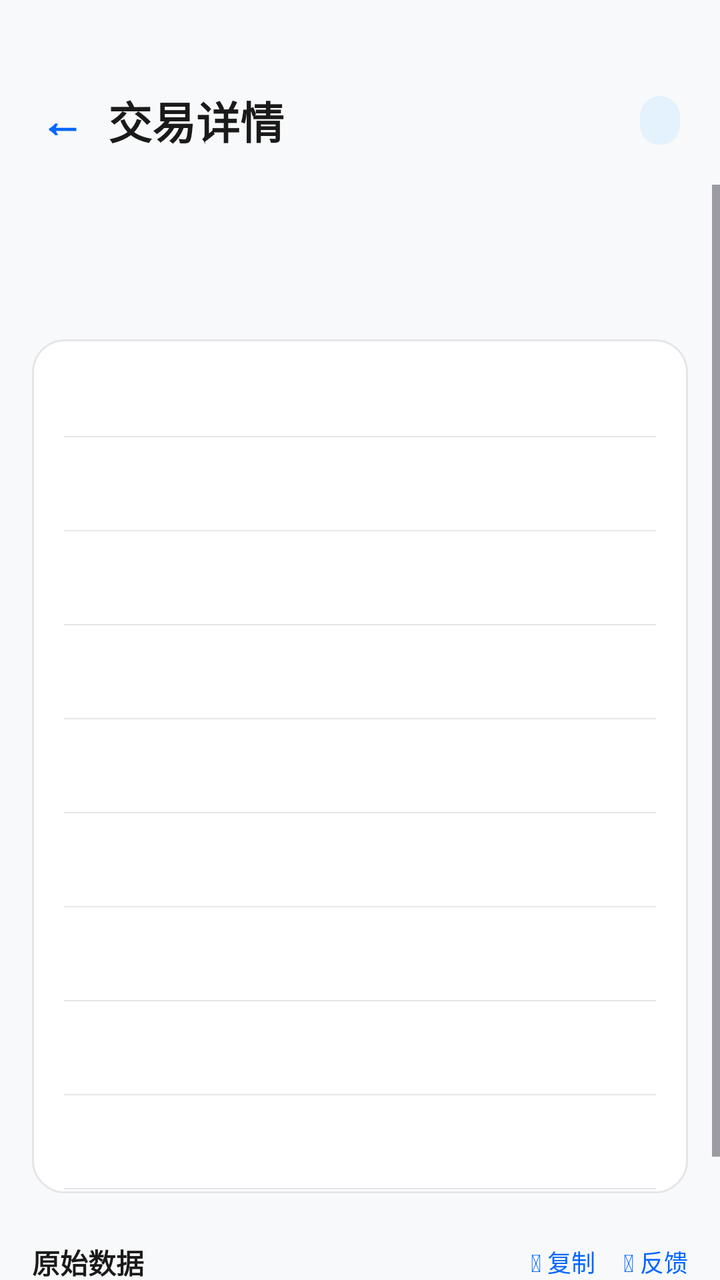
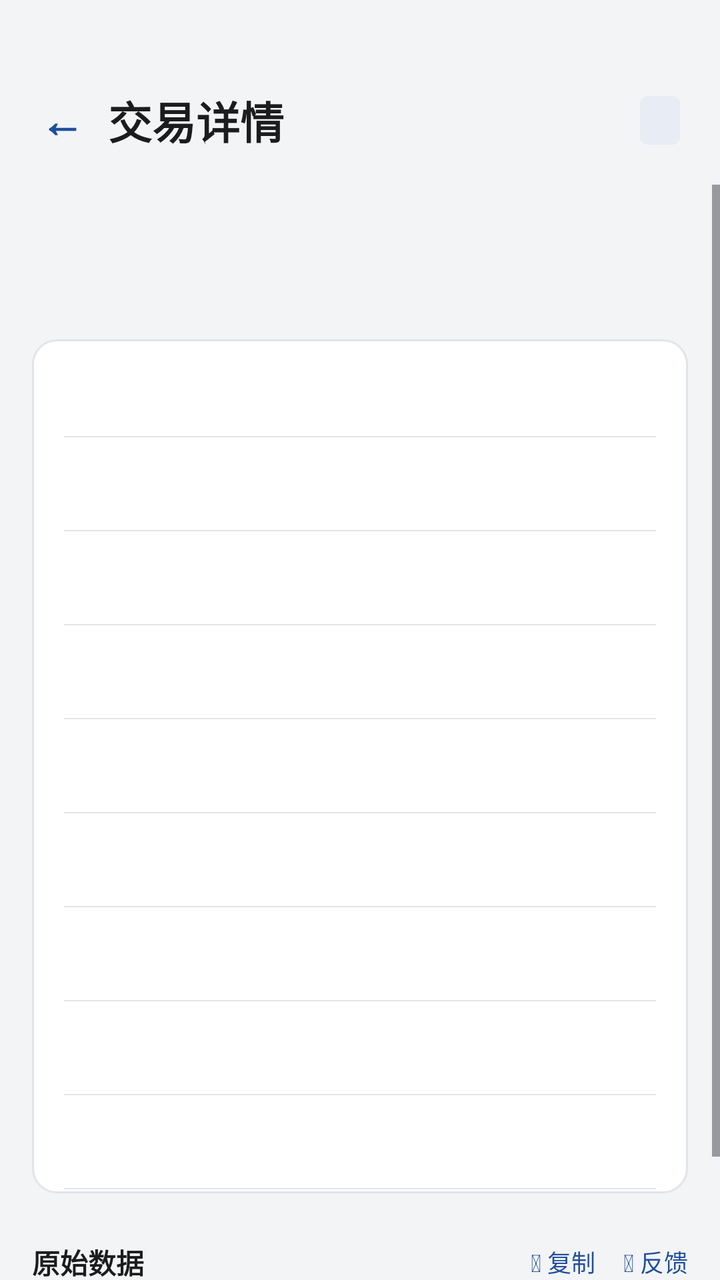

An Android layout rendered at two revisions. The XML below is the earlier revision; the diff shows what the commit changed to produce the second picture.
<!-- AndroidManifest.xml: application theme Theme.TransitU -->
<!-- res/layout/fragment_transaction_detail.xml -->
<?xml version="1.0" encoding="utf-8"?>
<LinearLayout xmlns:android="http://schemas.android.com/apk/res/android"
    android:layout_width="match_parent"
    android:layout_height="match_parent"
    android:orientation="vertical"
    android:background="#F8F9FA">

        
        <View
            android:layout_width="match_parent"
            android:layout_height="@dimen/status_bar_spacer_height" />

        
        <LinearLayout
            android:layout_width="match_parent"
            android:layout_height="wrap_content"
            android:orientation="horizontal"
            android:paddingStart="20dp"
            android:paddingEnd="20dp"
            android:paddingTop="20dp"
            android:paddingBottom="16dp"
            android:gravity="center_vertical">

            <TextView
                android:id="@+id/btnBack"
                android:layout_width="wrap_content"
                android:layout_height="wrap_content"
                android:text="←"
                android:textColor="#0066FF"
                android:textSize="22sp"
                android:textStyle="bold"
                android:clickable="true"
                android:focusable="true"
                android:paddingEnd="12dp" />

            <TextView
                android:layout_width="0dp"
                android:layout_height="wrap_content"
                android:layout_weight="1"
                android:text="交易详情"
                android:textColor="#1A1A1A"
                android:textSize="22sp"
                android:textStyle="bold" />

            <LinearLayout
                android:id="@+id/cardBadge"
                android:layout_width="wrap_content"
                android:layout_height="wrap_content"
                android:background="@drawable/bg_card_badge"
                android:paddingStart="10dp"
                android:paddingEnd="10dp"
                android:paddingTop="4dp"
                android:paddingBottom="4dp">

                <TextView
                    android:id="@+id/tvCardBadge"
                    android:layout_width="wrap_content"
                    android:layout_height="wrap_content"
                    android:text=""
                    android:textColor="#0066FF"
                    android:textSize="12sp"
                    android:textStyle="bold"
                    android:maxWidth="140dp"
                    android:maxLines="1"
                    android:ellipsize="end" />
            </LinearLayout>
        </LinearLayout>

        
        <ScrollView
            android:layout_width="match_parent"
            android:layout_height="match_parent"
            android:background="#F8F9FA">

            <LinearLayout
                android:layout_width="match_parent"
                android:layout_height="wrap_content"
                android:orientation="vertical">

        
        <LinearLayout
            android:layout_width="match_parent"
            android:layout_height="wrap_content"
            android:gravity="center"
            android:paddingStart="20dp"
            android:paddingEnd="20dp"
            android:paddingBottom="24dp">

            <TextView
                android:id="@+id/tvAmountHeader"
                android:layout_width="wrap_content"
                android:layout_height="wrap_content"
                android:text=""
                android:textColor="#FF3B30"
                android:textSize="40sp"
                android:textStyle="bold"
                android:fontFamily="monospace" />
        </LinearLayout>

        
        <LinearLayout
            android:id="@+id/detailRowsContainer"
            android:layout_width="match_parent"
            android:layout_height="wrap_content"
            android:layout_marginStart="16dp"
            android:layout_marginEnd="16dp"
            android:layout_marginBottom="24dp"
            android:orientation="vertical"
            android:background="@drawable/bg_content_card"
            android:paddingStart="16dp"
            android:paddingEnd="16dp"
            android:paddingTop="2dp"
            android:paddingBottom="2dp">

            
            <include layout="@layout/item_detail_row" />
            
            <include layout="@layout/item_detail_row" />
            
            <include layout="@layout/item_detail_row" />
            
            <include layout="@layout/item_detail_row" />
            
            <include layout="@layout/item_detail_row" />
            
            <include layout="@layout/item_detail_row" />
            
            <include layout="@layout/item_detail_row" />
            
            <include layout="@layout/item_detail_row" />
            
            <include layout="@layout/item_detail_row" />
        </LinearLayout>

        
        <LinearLayout
            android:layout_width="match_parent"
            android:layout_height="wrap_content"
            android:orientation="vertical"
            android:paddingStart="16dp"
            android:paddingEnd="16dp"
            android:paddingBottom="24dp">

            <LinearLayout
                android:layout_width="match_parent"
                android:layout_height="wrap_content"
                android:orientation="horizontal"
                android:gravity="center_vertical"
                android:paddingBottom="12dp">

                <TextView
                    android:layout_width="0dp"
                    android:layout_height="wrap_content"
                    android:layout_weight="1"
                    android:text="原始数据"
                    android:textColor="#1A1A1A"
                    android:textSize="14sp"
                    android:textStyle="bold" />

                <TextView
                    android:id="@+id/btnCopyHex"
                    android:layout_width="wrap_content"
                    android:layout_height="wrap_content"
                    android:text="&#xf0c5; 复制"
                    android:textColor="#0066FF"
                    android:textSize="12sp"
                    android:tag="fa"
                    android:clickable="true"
                    android:focusable="true" />

                <TextView
                    android:id="@+id/btnFeedbackHex"
                    android:layout_width="wrap_content"
                    android:layout_height="wrap_content"
                    android:layout_marginStart="14dp"
                    android:text="&#xf075; 反馈"
                    android:textColor="#0066FF"
                    android:textSize="12sp"
                    android:clickable="true"
                    android:focusable="true" />
            </LinearLayout>

            
            <LinearLayout
                android:id="@+id/hexPanel"
                android:layout_width="match_parent"
                android:layout_height="wrap_content"
                android:orientation="vertical"
                android:background="@drawable/bg_hex_panel"
                android:padding="16dp"
                android:visibility="visible">
            </LinearLayout>
        </LinearLayout>
            </LinearLayout>
        </ScrollView>
    </LinearLayout>
<!-- res/layout/item_detail_row.xml (included above) -->
<?xml version="1.0" encoding="utf-8"?>
<LinearLayout xmlns:android="http://schemas.android.com/apk/res/android"
    android:layout_width="match_parent"
    android:layout_height="wrap_content"
    android:orientation="horizontal"
    android:gravity="center_vertical"
    android:paddingStart="16dp"
    android:paddingEnd="16dp"
    android:paddingTop="14dp"
    android:paddingBottom="14dp"
    android:background="@drawable/bg_detail_row_divider">

    <TextView
        android:id="@+id/detailLabel"
        android:layout_width="0dp"
        android:layout_height="wrap_content"
        android:layout_weight="1"
        android:text=""
        android:textColor="#8E8E93"
        android:textSize="13sp" />

    
    <TextView
        android:id="@+id/detailIcon"
        android:layout_width="wrap_content"
        android:layout_height="wrap_content"
        android:textSize="14sp"
        android:layout_marginEnd="6dp"
        android:visibility="gone" />

    <TextView
        android:id="@+id/detailValue"
        android:layout_width="wrap_content"
        android:layout_height="wrap_content"
        android:text=""
        android:textColor="#1A1A1A"
        android:textSize="14sp"
        android:fontFamily="sans-serif-medium"
        android:gravity="end" />
</LinearLayout>
<!-- resources referenced by this layout -->
<resources>
  <dimen name="status_bar_spacer_height">0dp</dimen>
  <!-- drawable bg_card_badge (drawable) -->
  <?xml version="1.0" encoding="utf-8"?>
  <shape xmlns:android="http://schemas.android.com/apk/res/android">
      <solid android:color="#E3F2FD" />
      <corners android:radius="10dp" />
  </shape>
  <!-- drawable bg_content_card (drawable) -->
  <?xml version="1.0" encoding="utf-8"?>
  <shape xmlns:android="http://schemas.android.com/apk/res/android">
      <solid android:color="#FFFFFF" />
      <corners android:radius="16dp" />
      <stroke android:width="1dp" android:color="#E5E5EA" />
  </shape>
  <!-- drawable bg_detail_row_divider (drawable) -->
  <?xml version="1.0" encoding="utf-8"?>
  <layer-list xmlns:android="http://schemas.android.com/apk/res/android">
      <item>
          <shape android:shape="rectangle">
              <solid android:color="#FFFFFF" />
          </shape>
      </item>
      <item android:gravity="bottom">
          <shape android:shape="rectangle">
              <solid android:color="#E5E5EA" />
              <size android:height="0.5dp" />
          </shape>
      </item>
  </layer-list>
  <!-- drawable bg_hex_panel (drawable) -->
  <?xml version="1.0" encoding="utf-8"?>
  <shape xmlns:android="http://schemas.android.com/apk/res/android">
      <solid android:color="#1A1A2E" />
      <corners android:radius="8dp" />
      <stroke android:width="0.5dp" android:color="#333366" />
  </shape>
  <style name="Theme.TransitU" parent="Theme.Material3.DayNight.NoActionBar">
          
          <item name="android:textSelectHandle">@drawable/tu_text_select_handle_middle</item>
          <item name="android:textSelectHandleLeft">@drawable/tu_text_select_handle_left</item>
          <item name="android:textSelectHandleRight">@drawable/tu_text_select_handle_right</item>
  
          
          <item name="android:textColorHighlight">@color/m3_highlighted_text</item>
      </style>
  <!-- drawable tu_text_select_handle_middle (drawable) -->
  <?xml version="1.0" encoding="utf-8"?>
  <bitmap xmlns:android="http://schemas.android.com/apk/res/android"
      android:src="@drawable/abc_text_select_handle_middle_mtrl"
      android:tint="?attr/colorPrimary"
      android:tintMode="src_in" />
  <!-- drawable tu_text_select_handle_left (drawable) -->
  <?xml version="1.0" encoding="utf-8"?>
  <bitmap xmlns:android="http://schemas.android.com/apk/res/android"
      android:src="@drawable/abc_text_select_handle_left_mtrl"
      android:tint="?attr/colorPrimary"
      android:tintMode="src_in" />
  <!-- drawable tu_text_select_handle_right (drawable) -->
  <?xml version="1.0" encoding="utf-8"?>
  <bitmap xmlns:android="http://schemas.android.com/apk/res/android"
      android:src="@drawable/abc_text_select_handle_right_mtrl"
      android:tint="?attr/colorPrimary"
      android:tintMode="src_in" />
</resources>

<!-- the commit's change to res/layout/fragment_transaction_detail.xml (unified diff, before → after) -->
@@ -3,7 +3,7 @@
     android:layout_width="match_parent"
     android:layout_height="match_parent"
     android:orientation="vertical"
-    android:background="#F8F9FA">
+    android:background="@color/paper">
 
         
         <View
@@ -26,7 +26,7 @@
                 android:layout_width="wrap_content"
                 android:layout_height="wrap_content"
                 android:text="←"
-                android:textColor="#0066FF"
+                android:textColor="@color/accent"
                 android:textSize="22sp"
                 android:textStyle="bold"
                 android:clickable="true"
@@ -38,7 +38,7 @@
                 android:layout_height="wrap_content"
                 android:layout_weight="1"
                 android:text="交易详情"
-                android:textColor="#1A1A1A"
+                android:textColor="@color/ink"
                 android:textSize="22sp"
                 android:textStyle="bold" />
 
@@ -57,7 +57,7 @@
                     android:layout_width="wrap_content"
                     android:layout_height="wrap_content"
                     android:text=""
-                    android:textColor="#0066FF"
+                    android:textColor="@color/accent"
                     android:textSize="12sp"
                     android:textStyle="bold"
                     android:maxWidth="140dp"
@@ -70,7 +70,7 @@
         <ScrollView
             android:layout_width="match_parent"
             android:layout_height="match_parent"
-            android:background="#F8F9FA">
+            android:background="@color/paper">
 
             <LinearLayout
                 android:layout_width="match_parent"
@@ -91,7 +91,7 @@
                 android:layout_width="wrap_content"
                 android:layout_height="wrap_content"
                 android:text=""
-                android:textColor="#FF3B30"
+                android:textColor="@color/danger"
                 android:textSize="40sp"
                 android:textStyle="bold"
                 android:fontFamily="monospace" />
@@ -153,7 +153,7 @@
                     android:layout_height="wrap_content"
                     android:layout_weight="1"
                     android:text="原始数据"
-                    android:textColor="#1A1A1A"
+                    android:textColor="@color/ink"
                     android:textSize="14sp"
                     android:textStyle="bold" />
 
@@ -162,7 +162,7 @@
                     android:layout_width="wrap_content"
                     android:layout_height="wrap_content"
                     android:text="&#xf0c5; 复制"
-                    android:textColor="#0066FF"
+                    android:textColor="@color/accent"
                     android:textSize="12sp"
                     android:tag="fa"
                     android:clickable="true"
@@ -174,7 +174,7 @@
                     android:layout_height="wrap_content"
                     android:layout_marginStart="14dp"
                     android:text="&#xf075; 反馈"
-                    android:textColor="#0066FF"
+                    android:textColor="@color/accent"
                     android:textSize="12sp"
                     android:clickable="true"
                     android:focusable="true" />
@@ -213,7 +213,7 @@
         android:layout_height="wrap_content"
         android:layout_weight="1"
         android:text=""
-        android:textColor="#8E8E93"
+        android:textColor="@color/ink_3"
         android:textSize="13sp" />
 
     
@@ -230,7 +230,7 @@
         android:layout_width="wrap_content"
         android:layout_height="wrap_content"
         android:text=""
-        android:textColor="#1A1A1A"
+        android:textColor="@color/ink"
         android:textSize="14sp"
         android:fontFamily="sans-serif-medium"
         android:gravity="end" />
<!-- resource entries referenced after the edit -->
@@ -1,18 +1,23 @@
 <!-- resources referenced by this layout -->
 <resources>
+  <color name="accent">#1F4E9C</color>
+  <color name="danger">#B3261E</color>
+  <color name="ink">#1B1C1E</color>
+  <color name="ink_3">#6B6F76</color>
+  <color name="paper">#F3F4F6</color>
   <dimen name="status_bar_spacer_height">0dp</dimen>
   <!-- drawable bg_card_badge (drawable) -->
   <?xml version="1.0" encoding="utf-8"?>
   <shape xmlns:android="http://schemas.android.com/apk/res/android">
-      <solid android:color="#E3F2FD" />
-      <corners android:radius="10dp" />
+      <solid android:color="@color/accent_container" />
+      <corners android:radius="4dp" />
   </shape>
   <!-- drawable bg_content_card (drawable) -->
   <?xml version="1.0" encoding="utf-8"?>
   <shape xmlns:android="http://schemas.android.com/apk/res/android">
       <solid android:color="#FFFFFF" />
-      <corners android:radius="16dp" />
-      <stroke android:width="1dp" android:color="#E5E5EA" />
+      <corners android:radius="12dp" />
+      <stroke android:width="1dp" android:color="@color/line" />
   </shape>
   <!-- drawable bg_detail_row_divider (drawable) -->
   <?xml version="1.0" encoding="utf-8"?>
@@ -24,7 +29,7 @@
       </item>
       <item android:gravity="bottom">
           <shape android:shape="rectangle">
-              <solid android:color="#E5E5EA" />
+              <solid android:color="@color/line" />
               <size android:height="0.5dp" />
           </shape>
       </item>
@@ -32,9 +37,9 @@
   <!-- drawable bg_hex_panel (drawable) -->
   <?xml version="1.0" encoding="utf-8"?>
   <shape xmlns:android="http://schemas.android.com/apk/res/android">
-      <solid android:color="#1A1A2E" />
-      <corners android:radius="8dp" />
-      <stroke android:width="0.5dp" android:color="#333366" />
+      <solid android:color="@color/night" />
+      <corners android:radius="4dp" />
+      <stroke android:width="0.5dp" android:color="@color/night_2" />
   </shape>
   <style name="Theme.TransitU" parent="Theme.Material3.DayNight.NoActionBar">
           
@@ -45,6 +50,10 @@
           
           <item name="android:textColorHighlight">@color/m3_highlighted_text</item>
       </style>
+  <color name="accent_container">#E7ECF5</color>
+  <color name="line">#E1E4E8</color>
+  <color name="night">#18191B</color>
+  <color name="night_2">#2A2C30</color>
   <!-- drawable tu_text_select_handle_middle (drawable) -->
   <?xml version="1.0" encoding="utf-8"?>
   <bitmap xmlns:android="http://schemas.android.com/apk/res/android"
